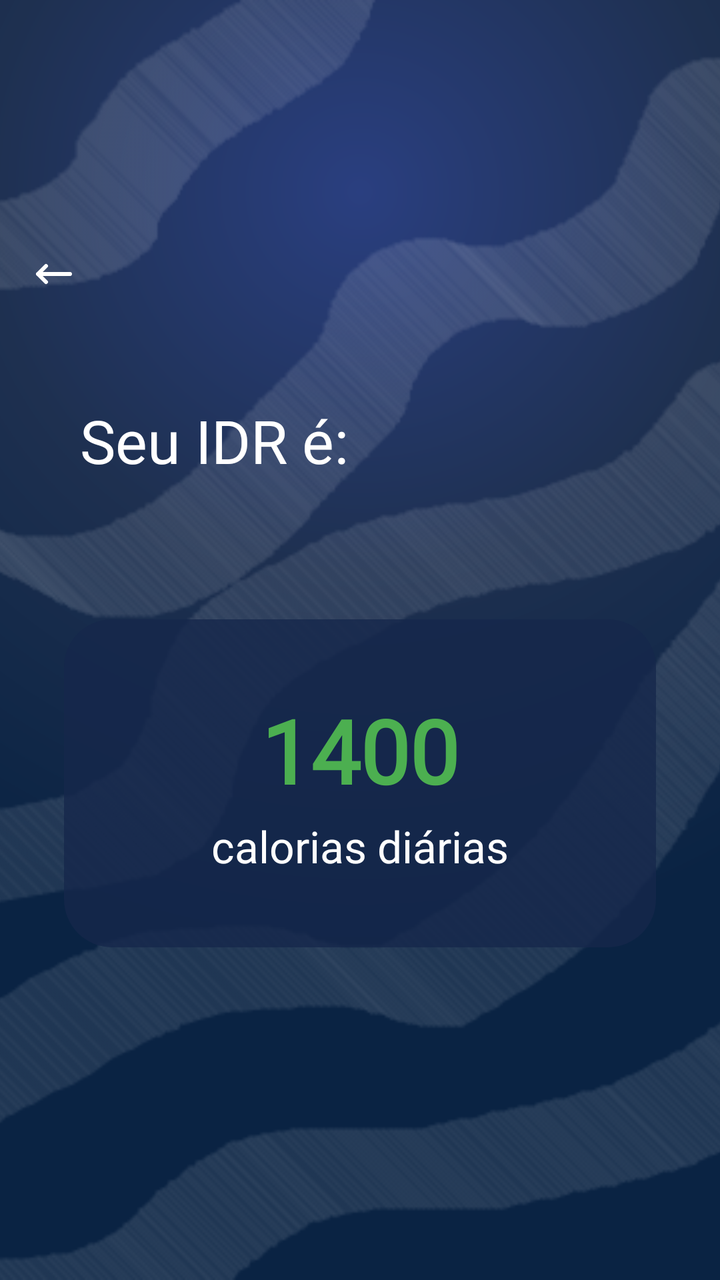
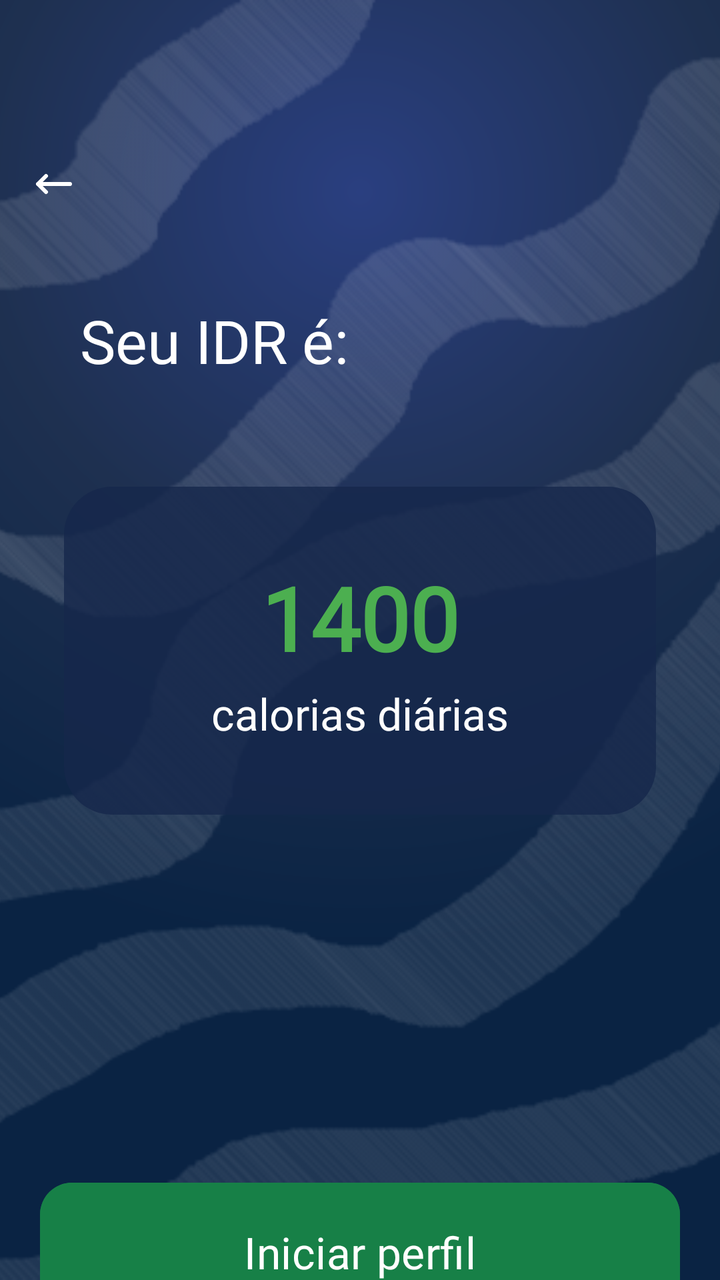

Before-and-after screenshots of an Android layout around one commit, followed by the original layout XML and the change that was made.
<!-- AndroidManifest.xml: application theme Theme.VITA -->
<!-- res/layout/activity_idr.xml -->
<?xml version="1.0" encoding="utf-8"?>
<androidx.constraintlayout.widget.ConstraintLayout xmlns:android="http://schemas.android.com/apk/res/android"
    xmlns:app="http://schemas.android.com/apk/res-auto"
    xmlns:tools="http://schemas.android.com/tools"
    android:id="@+id/main"
    android:layout_width="match_parent"
    android:layout_height="match_parent"
    tools:context=".IdrActivity"
    android:background="@drawable/gradientbg"
    android:gravity="center">

    <ImageView
        android:id="@+id/idrbackground"
        android:layout_width="0dp"
        android:layout_height="0dp"
        android:src="@drawable/idrbackground"
        android:scaleType="centerCrop"
        android:alpha="0.2"
        app:layout_constraintTop_toTopOf="parent"
        app:layout_constraintBottom_toBottomOf="parent"
        app:layout_constraintStart_toStartOf="parent"
        app:layout_constraintEnd_toEndOf="parent" />

    <ImageView
        android:id="@+id/icarrow"
        android:layout_width="24dp"
        android:layout_height="24dp"
        android:src="@drawable/arrow"
        android:scaleType="fitStart"
        android:clickable="true"
        app:layout_constraintTop_toTopOf="parent"
        app:layout_constraintStart_toStartOf="parent"
        android:layout_marginTop="125dp"
        android:layout_marginStart="15dp"/>

    <TextView
        android:layout_width="wrap_content"
        android:layout_height="wrap_content"
        android:id="@+id/txtIDR"
        android:fontFamily="@font/inter24_bold"
        app:layout_constraintStart_toStartOf="parent"
        app:layout_constraintTop_toTopOf="parent"
        android:text="Seu IDR é:"
        android:textColor="@color/white"
        android:textSize="30sp"
        android:layout_marginTop="200dp"
        android:layout_marginStart="40dp"
        />

    <LinearLayout
        android:id="@+id/cardCalorias"
        android:layout_width="0dp"
        android:layout_height="wrap_content"
        android:layout_marginHorizontal="32dp"
        android:background="@drawable/card_idr_background"
        android:gravity="center"
        android:orientation="vertical"
        android:paddingHorizontal="24dp"
        android:paddingVertical="36dp"
        android:layout_marginTop="35dp"
        app:layout_constraintBottom_toBottomOf="parent"
        app:layout_constraintEnd_toEndOf="parent"
        app:layout_constraintStart_toStartOf="parent"
        app:layout_constraintTop_toBottomOf="@id/txtIDR"
        app:layout_constraintVertical_bias="0.171">

        <TextView
            android:id="@+id/txtValorCalorias"
            android:layout_width="wrap_content"
            android:layout_height="wrap_content"
            android:fontFamily="@font/inter24_bold"
            android:text="1400"
            android:textColor="#4CAF50"
            android:textSize="44sp"
            android:textStyle="bold" />

        <TextView
            android:id="@+id/txtRotuloCalorias"
            android:layout_width="wrap_content"
            android:layout_height="wrap_content"
            android:layout_marginTop="4dp"
            android:fontFamily="@font/inter24_bold"
            android:text="calorias diárias"
            android:textColor="@color/white"
            android:textSize="22sp" />
    </LinearLayout>

    <com.google.android.material.button.MaterialButton
        android:id="@+id/idrbtn"
        android:layout_width="match_parent"
        android:layout_height="wrap_content"
        app:cornerRadius="16dp"
        android:backgroundTint="@color/green1"
        android:layout_marginTop="250dp"
        android:layout_marginStart="20dp"
        android:layout_marginEnd="20dp"
        android:padding="20dp"
        android:text="Iniciar perfil"
        android:fontFamily="@font/inter24_bold"
        android:textSize="22sp"
        android:textColor="@color/white"
        app:layout_constraintTop_toBottomOf="@+id/cardCalorias"/>


</androidx.constraintlayout.widget.ConstraintLayout>
<!-- resources referenced by this layout -->
<resources>
  <color name="green1">#178047</color>
  <color name="white">#FFFFFFFF</color>
  <!-- drawable arrow (drawable) -->
  <vector xmlns:android="http://schemas.android.com/apk/res/android" android:height="15dp" android:viewportHeight="24" android:viewportWidth="24" android:width="15dp">
        
      <path android:fillColor="#FFFFFF" android:pathData="M4,12H20M4,12L8,8M4,12L8,16" android:strokeColor="#FFFFFF" android:strokeLineCap="round" android:strokeLineJoin="round" android:strokeWidth="2"/>
      
  </vector>
  <!-- drawable card_idr_background (drawable) -->
  <?xml version="1.0" encoding="utf-8"?>
  <shape xmlns:android="http://schemas.android.com/apk/res/android" android:shape="rectangle">
      <solid android:color="#CC16274B" />
      <corners android:radius="24dp" />
  </shape>
  <!-- drawable gradientbg (drawable) -->
  <?xml version="1.0" encoding="utf-8"?>
  <shape xmlns:android="http://schemas.android.com/apk/res/android"
      android:shape="rectangle">
      <gradient
          android:type="radial"
          android:gradientRadius="380dp"
          android:centerX="0.5"
          android:centerY="0.15"
          android:startColor="#2A3F80"
          android:centerColor="#1E3050"
          android:endColor="@color/blue1" />
  </shape>
  <!-- drawable idrbackground: png bitmap (drawable, 48594 bytes) -->
  <style name="Theme.VITA" parent="Base.Theme.VITA" />
  <color name="blue1">#0A2343</color>
  <style name="Base.Theme.VITA" parent="Theme.Material3.DayNight.NoActionBar">
          
          
      </style>
</resources>

<!-- the commit's change to res/layout/activity_idr.xml (unified diff, before → after) -->
@@ -30,7 +30,7 @@
         android:clickable="true"
         app:layout_constraintTop_toTopOf="parent"
         app:layout_constraintStart_toStartOf="parent"
-        android:layout_marginTop="125dp"
+        android:layout_marginTop="80dp"
         android:layout_marginStart="15dp"/>
 
     <TextView
@@ -43,7 +43,7 @@
         android:text="Seu IDR é:"
         android:textColor="@color/white"
         android:textSize="30sp"
-        android:layout_marginTop="200dp"
+        android:layout_marginTop="150dp"
         android:layout_marginStart="40dp"
         />
 
@@ -57,7 +57,7 @@
         android:orientation="vertical"
         android:paddingHorizontal="24dp"
         android:paddingVertical="36dp"
-        android:layout_marginTop="35dp"
+        android:layout_marginTop="5dp"
         app:layout_constraintBottom_toBottomOf="parent"
         app:layout_constraintEnd_toEndOf="parent"
         app:layout_constraintStart_toStartOf="parent"
@@ -91,7 +91,7 @@
         android:layout_height="wrap_content"
         app:cornerRadius="16dp"
         android:backgroundTint="@color/green1"
-        android:layout_marginTop="250dp"
+        android:layout_marginTop="180dp"
         android:layout_marginStart="20dp"
         android:layout_marginEnd="20dp"
         android:padding="20dp"
